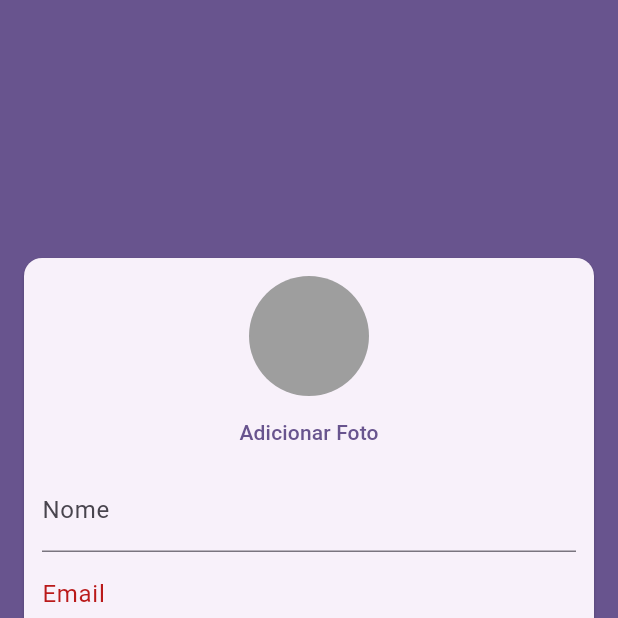
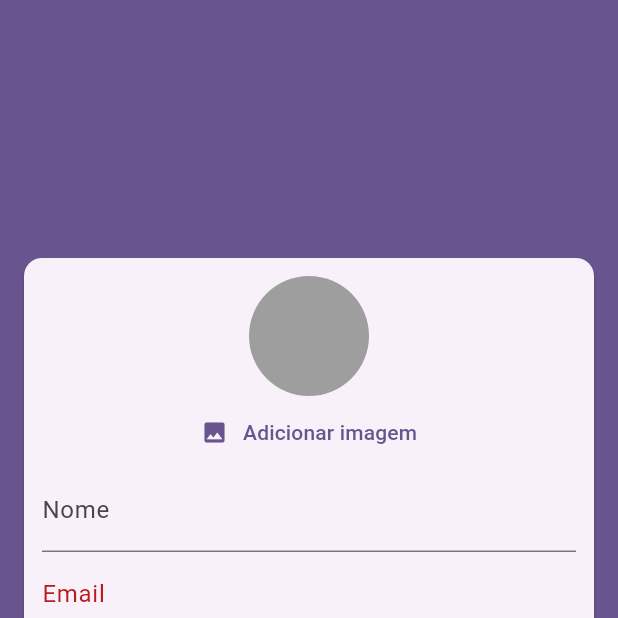
Before and after one commit to f3lipems/chat, a Flutter app: the screen it shows after launch, after a tap on "Entrar", after a tap on "Criar nova conta", on a phone screen of 412 x 824 dp, the top half of it. Run offline on Flutter 3.47's test engine with Material 3 defaults, Android fonts, the phone set to English and light mode, and no system bars; our stand-ins replace image_picker.

Commit message:
add pick image function

```diff
--- a/lib/components/user_image_picker.dart
+++ b/lib/components/user_image_picker.dart
@@ -1,6 +1,7 @@
+import 'package:flutter/material.dart';
 import 'dart:io';
 
-import 'package:flutter/material.dart';
+import 'package:image_picker/image_picker.dart';
 
 class UserImagePicker extends StatefulWidget {
   final void Function(File image) onImagePick;
@@ -12,6 +13,22 @@ class UserImagePicker extends StatefulWidget {
 }
 
 class _UserImagePickerState extends State<UserImagePicker> {
+  File? _image;
+
+  Future<void> _pickImage() async {
+    final picker = ImagePicker();
+    final pickedImage = await picker.pickImage(
+      source: ImageSource.gallery,
+      imageQuality: 50,
+      maxWidth: 150,
+    );
+    if (pickedImage == null) return;
+    setState(() {
+      _image = File(pickedImage.path);
+    });
+    widget.onImagePick(_image!);
+  }
+
   @override
   Widget build(BuildContext context) {
     return Column(
@@ -19,11 +36,18 @@ class _UserImagePickerState extends State<UserImagePicker> {
         CircleAvatar(
           radius: 40,
           backgroundColor: Colors.grey,
-          backgroundImage: null,
+          backgroundImage: _image != null ? FileImage(_image!) : null,
         ),
         TextButton(
-          onPressed: () {},
-          child: Text('Adicionar Foto'),
+          onPressed: _pickImage,
+          child: Row(
+            mainAxisAlignment: MainAxisAlignment.center,
+            spacing: 10,
+            children: [
+              Icon(Icons.image),
+              Text('Adicionar imagem'),
+            ],
+          ),
         ),
       ],
     );
```
